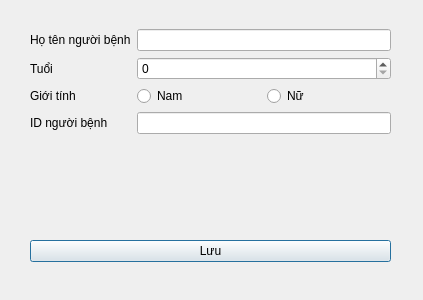
Qt form UiFiles/createSubject.ui (dangkh/UIDataCollection) before a commit.
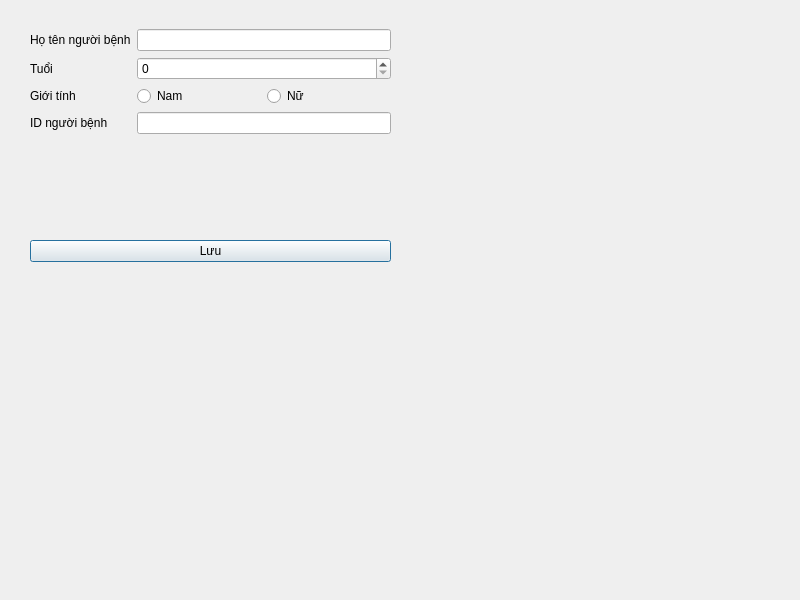
The same form after that commit.

Commit message: add update Dell screen solution

```diff
--- a/UiFiles/createSubject.ui
+++ b/UiFiles/createSubject.ui
@@ -6,8 +6,8 @@
    <rect>
     <x>0</x>
     <y>0</y>
-    <width>423</width>
-    <height>300</height>
+    <width>800</width>
+    <height>600</height>
    </rect>
   </property>
   <property name="windowTitle">
```
The commit also changes 7 other files.
